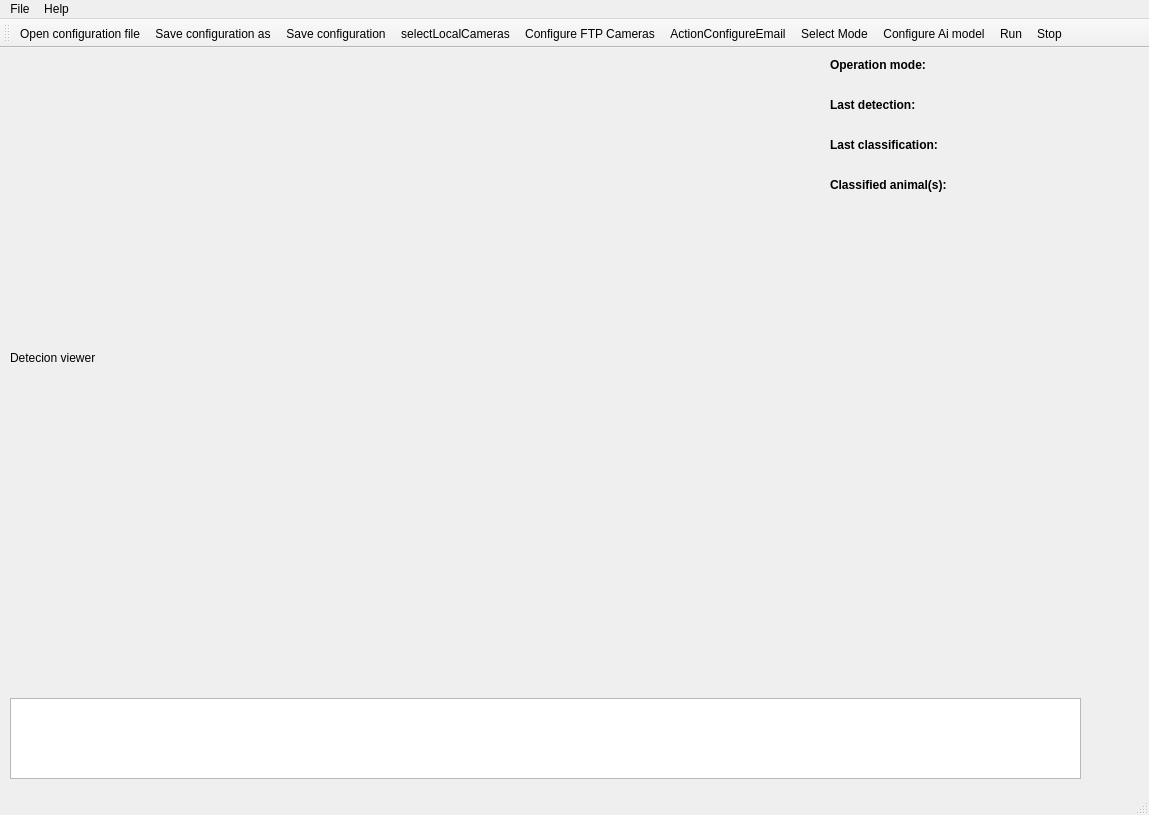
First picture: the form in src/ui/mainwindow.ui, repository stefanodellosa-personal/WADAS, before the edit.
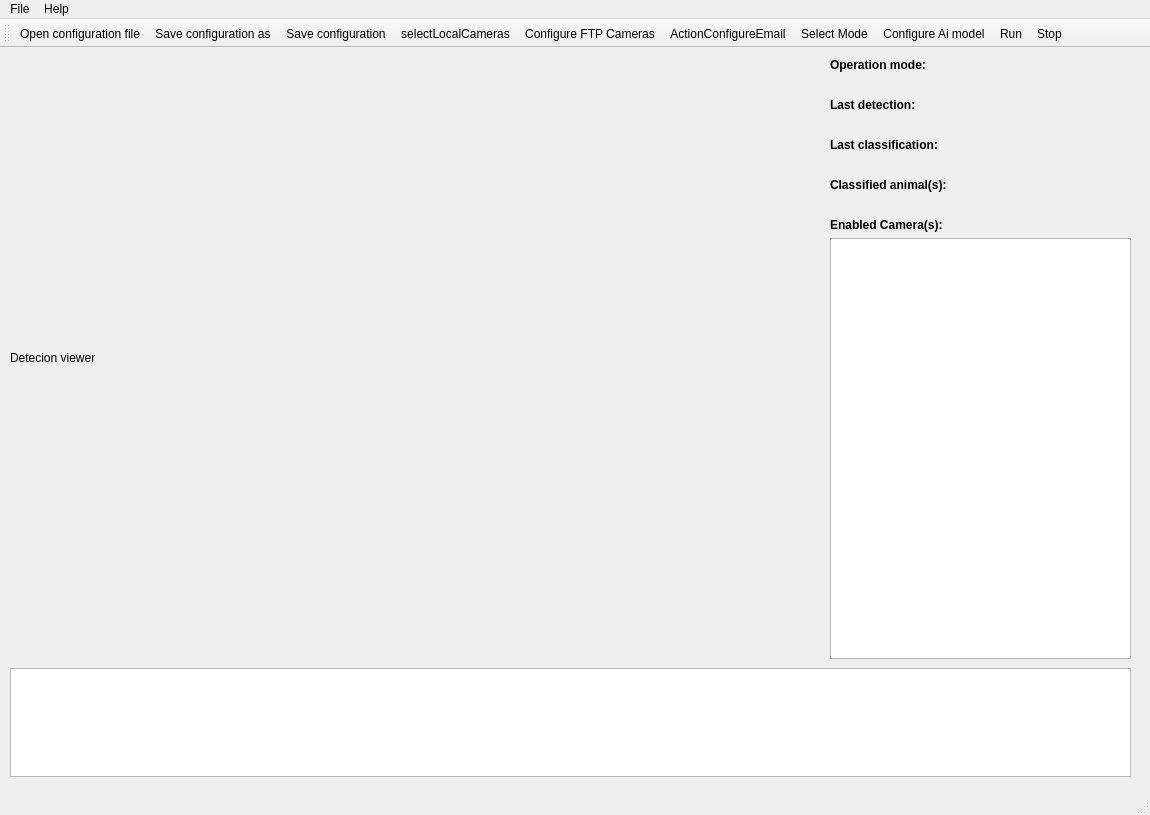
Second picture: the form after the edit. Icons and pictures are not drawn.

```diff
--- a/src/ui/mainwindow.ui
+++ b/src/ui/mainwindow.ui
@@ -6,7 +6,7 @@
    <rect>
     <x>0</x>
     <y>0</y>
-    <width>1149</width>
+    <width>1150</width>
     <height>815</height>
    </rect>
   </property>
@@ -16,6 +16,12 @@
     <verstretch>0</verstretch>
    </sizepolicy>
   </property>
+  <property name="minimumSize">
+   <size>
+    <width>1150</width>
+    <height>815</height>
+   </size>
+  </property>
   <property name="windowTitle">
    <string>Wild Animals Detection and Alert System (WADAS) [*]</string>
   </property>
@@ -40,9 +46,9 @@
     <property name="geometry">
      <rect>
       <x>10</x>
-      <y>650</y>
-      <width>1071</width>
-      <height>81</height>
+      <y>620</y>
+      <width>1121</width>
+      <height>109</height>
      </rect>
     </property>
     <property name="sizePolicy">
@@ -58,7 +64,7 @@
       <x>830</x>
       <y>10</y>
       <width>301</width>
-      <height>631</height>
+      <height>601</height>
      </rect>
     </property>
     <layout class="QVBoxLayout" name="verticalLayout">
@@ -157,17 +163,19 @@
       </widget>
      </item>
      <item>
-      <spacer name="verticalSpacer">
-       <property name="orientation">
-        <enum>Qt::Orientation::Vertical</enum>
+      <widget class="QLabel" name="label">
+       <property name="font">
+        <font>
+         <bold>true</bold>
+        </font>
        </property>
-       <property name="sizeHint" stdset="0">
-        <size>
-         <width>20</width>
-         <height>40</height>
-        </size>
+       <property name="text">
+        <string>Enabled Camera(s):</string>
        </property>
-      </spacer>
+      </widget>
+     </item>
+     <item>
+      <widget class="QListWidget" name="listWidget_en_cameras"/>
      </item>
     </layout>
    </widget>
@@ -177,7 +185,7 @@
     <rect>
      <x>0</x>
      <y>0</y>
-     <width>1149</width>
+     <width>1150</width>
      <height>22</height>
     </rect>
    </property>
```
